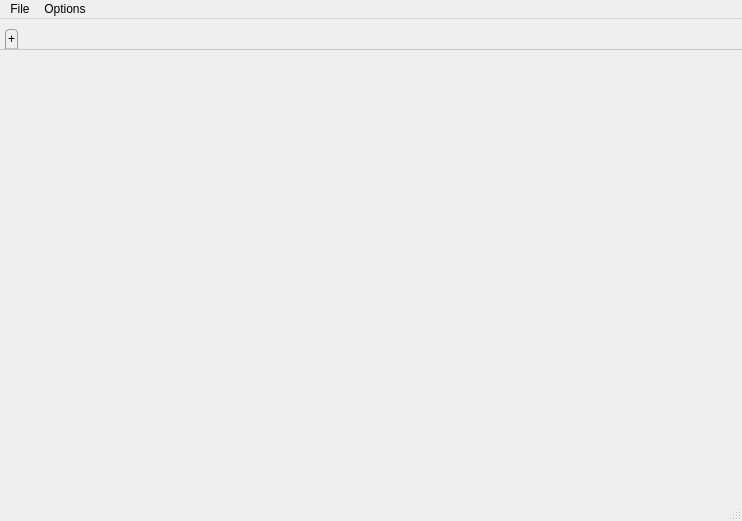
Old version of the form CFlipMainWindow.ui in the repository KyleDanielSalter/CFlip.
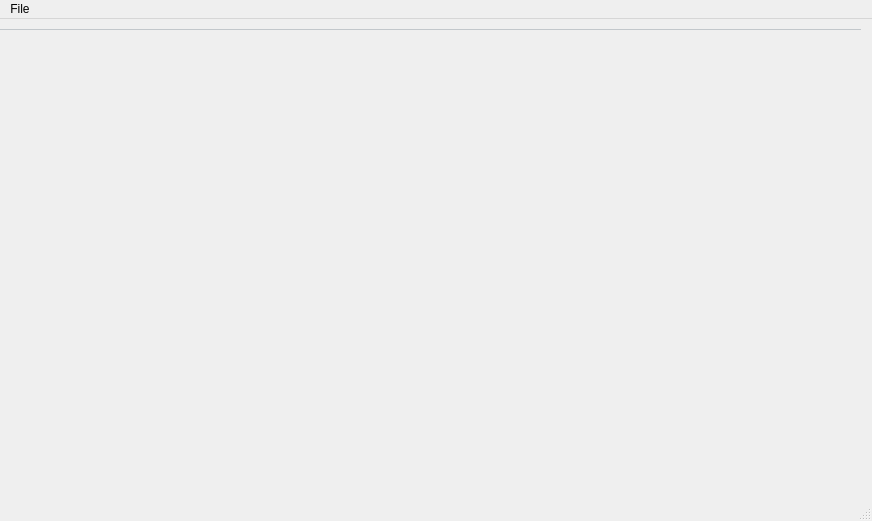
New version of the form.

```diff
--- a/CFlipMainWindow.ui
+++ b/CFlipMainWindow.ui
@@ -6,7 +6,7 @@
    <rect>
     <x>0</x>
     <y>0</y>
-    <width>742</width>
+    <width>872</width>
     <height>521</height>
    </rect>
   </property>
@@ -25,7 +25,7 @@
      <rect>
       <x>0</x>
       <y>10</y>
-      <width>801</width>
+      <width>861</width>
       <height>501</height>
      </rect>
     </property>
@@ -71,19 +71,11 @@
      <number>0</number>
     </property>
     <property name="tabsClosable">
-     <bool>false</bool>
+     <bool>true</bool>
     </property>
     <property name="tabBarAutoHide">
      <bool>false</bool>
     </property>
-    <widget class="QWidget" name="tab_2">
-     <property name="enabled">
-      <bool>false</bool>
-     </property>
-     <attribute name="title">
-      <string>+</string>
-     </attribute>
-    </widget>
    </widget>
   </widget>
   <widget class="QMenuBar" name="menuBar">
@@ -91,7 +83,7 @@
     <rect>
      <x>0</x>
      <y>0</y>
-     <width>742</width>
+     <width>872</width>
      <height>23</height>
     </rect>
    </property>
@@ -99,14 +91,9 @@
     <property name="title">
      <string>File</string>
     </property>
-   </widget>
-   <widget class="QMenu" name="menuOptions">
-    <property name="title">
-     <string>Options</string>
-    </property>
+    <addaction name="actionNew_Watchlist"/>
    </widget>
    <addaction name="menuFile"/>
-   <addaction name="menuOptions"/>
   </widget>
   <widget class="QStatusBar" name="statusBar"/>
  </widget>
```
Left out of the diff: 7 changed lines with no effect on the pictures.
